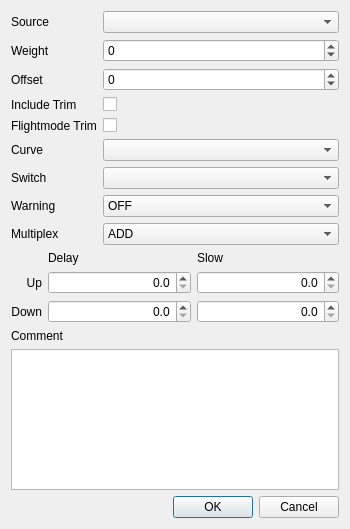
Old version of the form src/eepskye/src/mixerdialog.ui in the repository xhorizont/eepe.
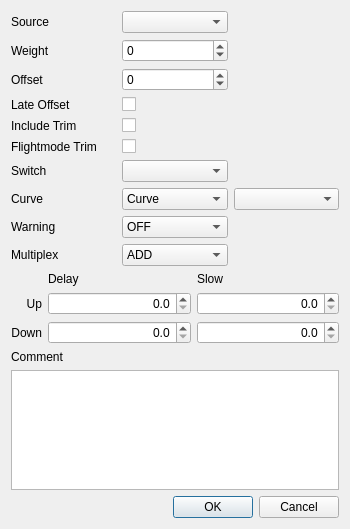
New version of the form. Icons and pictures are not drawn.

```diff
--- a/src/eepskye/src/mixerdialog.ui
+++ b/src/eepskye/src/mixerdialog.ui
@@ -18,210 +18,6 @@
     <normaloff>:/icon.png</normaloff>:/icon.png</iconset>
   </property>
   <layout class="QGridLayout" name="gridLayout_2">
-   <item row="0" column="0">
-    <layout class="QFormLayout" name="formLayout">
-     <property name="fieldGrowthPolicy">
-      <enum>QFormLayout::AllNonFixedFieldsGrow</enum>
-     </property>
-     <item row="0" column="0">
-      <widget class="QLabel" name="label_2">
-       <property name="text">
-        <string>Source</string>
-       </property>
-      </widget>
-     </item>
-     <item row="0" column="1">
-      <widget class="QComboBox" name="sourceCB">
-       <property name="whatsThis">
-        <string>The source for the mixer</string>
-       </property>
-      </widget>
-     </item>
-     <item row="1" column="0">
-      <widget class="QLabel" name="label_3">
-       <property name="text">
-        <string>Weight</string>
-       </property>
-      </widget>
-     </item>
-     <item row="1" column="1">
-      <widget class="QSpinBox" name="weightSB">
-       <property name="whatsThis">
-        <string>The value of the mixer is multiplied by this value and divided by 100.</string>
-       </property>
-       <property name="alignment">
-        <set>Qt::AlignLeading|Qt::AlignLeft|Qt::AlignVCenter</set>
-       </property>
-       <property name="minimum">
-        <number>-125</number>
-       </property>
-       <property name="maximum">
-        <number>125</number>
-       </property>
-      </widget>
-     </item>
-     <item row="2" column="0">
-      <widget class="QLabel" name="offset_label">
-       <property name="text">
-        <string>Offset</string>
-       </property>
-      </widget>
-     </item>
-     <item row="2" column="1">
-      <widget class="QSpinBox" name="offsetSB">
-       <property name="whatsThis">
-        <string>&lt;!DOCTYPE HTML PUBLIC &quot;-//W3C//DTD HTML 4.0//EN&quot; &quot;http://www.w3.org/TR/REC-html40/strict.dtd&quot;&gt;
-&lt;html&gt;&lt;head&gt;&lt;meta name=&quot;qrichtext&quot; content=&quot;1&quot; /&gt;&lt;style type=&quot;text/css&quot;&gt;
-p, li { white-space: pre-wrap; }
-&lt;/style&gt;&lt;/head&gt;&lt;body style=&quot; font-family:'MS Shell Dlg 2'; font-size:8.25pt; font-weight:400; font-style:normal;&quot;&gt;
-&lt;p style=&quot; margin-top:0px; margin-bottom:0px; margin-left:0px; margin-right:0px; -qt-block-indent:0; text-indent:0px;&quot;&gt;This value is added to the &lt;span style=&quot; font-weight:600;&quot;&gt;input &lt;/span&gt;of the mixer.&lt;/p&gt;&lt;/body&gt;&lt;/html&gt;</string>
-       </property>
-       <property name="alignment">
-        <set>Qt::AlignLeading|Qt::AlignLeft|Qt::AlignVCenter</set>
-       </property>
-       <property name="minimum">
-        <number>-125</number>
-       </property>
-       <property name="maximum">
-        <number>125</number>
-       </property>
-      </widget>
-     </item>
-     <item row="3" column="0">
-      <widget class="QLabel" name="label_5">
-       <property name="text">
-        <string>Include Trim</string>
-       </property>
-      </widget>
-     </item>
-     <item row="3" column="1">
-      <widget class="QCheckBox" name="trimChkB">
-       <property name="whatsThis">
-        <string>If checked - will add the trim from the source (if available)</string>
-       </property>
-       <property name="text">
-        <string/>
-       </property>
-      </widget>
-     </item>
-     <item row="5" column="0">
-      <widget class="QLabel" name="label_6">
-       <property name="text">
-        <string>Curve</string>
-       </property>
-      </widget>
-     </item>
-     <item row="5" column="1">
-      <widget class="QComboBox" name="curvesCB">
-       <property name="whatsThis">
-        <string>The curve used by the mix</string>
-       </property>
-      </widget>
-     </item>
-     <item row="6" column="0">
-      <widget class="QLabel" name="label_7">
-       <property name="text">
-        <string>Switch</string>
-       </property>
-      </widget>
-     </item>
-     <item row="6" column="1">
-      <widget class="QComboBox" name="switchesCB">
-       <property name="whatsThis">
-        <string>Switch used by the mix.
-If blank then the mix is considered to be &quot;ON&quot; all the time.</string>
-       </property>
-      </widget>
-     </item>
-     <item row="7" column="0">
-      <widget class="QLabel" name="label_8">
-       <property name="text">
-        <string>Warning</string>
-       </property>
-      </widget>
-     </item>
-     <item row="7" column="1">
-      <widget class="QComboBox" name="warningCB">
-       <property name="whatsThis">
-        <string>Mixer warning.
-Setting this value will cause a beep to be emmitted when this value is active.</string>
-       </property>
-       <item>
-        <property name="text">
-         <string>OFF</string>
-        </property>
-       </item>
-       <item>
-        <property name="text">
-         <string>1 Beep</string>
-        </property>
-       </item>
-       <item>
-        <property name="text">
-         <string>2 Beep</string>
-        </property>
-       </item>
-       <item>
-        <property name="text">
-         <string>3 Beep</string>
-        </property>
-       </item>
-      </widget>
-     </item>
-     <item row="8" column="0">
-      <widget class="QLabel" name="label_9">
-       <property name="text">
-        <string>Multiplex</string>
-       </property>
-      </widget>
-     </item>
-     <item row="8" column="1">
-      <widget class="QComboBox" name="mltpxCB">
-       <property name="whatsThis">
-        <string>Multiplexer
-
-This determines how mixer values are added.
-
-&quot;+&quot; means the value of the current mix is added to the previous mixes in the same channel.
-&quot;*&quot; means the value of the current mix is amultiplied with the previous mixes in the same channel.
-&quot;R&quot; means the value replaces the previous values.  If the switch is off the value will be ignored.</string>
-       </property>
-       <item>
-        <property name="text">
-         <string>ADD</string>
-        </property>
-       </item>
-       <item>
-        <property name="text">
-         <string>MULTIPLY</string>
-        </property>
-       </item>
-       <item>
-        <property name="text">
-         <string>REPLACE</string>
-        </property>
-       </item>
-      </widget>
-     </item>
-     <item row="4" column="0">
-      <widget class="QLabel" name="label_10">
-       <property name="text">
-        <string>Flightmode Trim</string>
-       </property>
-      </widget>
-     </item>
-     <item row="4" column="1">
-      <widget class="QCheckBox" name="FMtrimChkB">
-       <property name="whatsThis">
-        <string>If checked - will add the trim from the source (if available)</string>
-       </property>
-       <property name="text">
-        <string/>
-       </property>
-      </widget>
-     </item>
-    </layout>
-   </item>
    <item row="1" column="0">
     <layout class="QGridLayout" name="gridLayout" columnstretch="0,1,1">
      <item row="1" column="1">
@@ -389,7 +185,7 @@
      </item>
     </layout>
    </item>
-   <item row="5" column="0">
+   <item row="6" column="0">
     <widget class="QDialogButtonBox" name="buttonBox">
      <property name="orientation">
       <enum>Qt::Horizontal</enum>
@@ -399,7 +195,7 @@
      </property>
     </widget>
    </item>
-   <item row="2" column="0">
+   <item row="3" column="0">
     <spacer name="verticalSpacer_2">
      <property name="orientation">
       <enum>Qt::Vertical</enum>
@@ -412,16 +208,251 @@
      </property>
     </spacer>
    </item>
-   <item row="4" column="0">
+   <item row="5" column="0">
     <widget class="QPlainTextEdit" name="mixerComment"/>
    </item>
-   <item row="3" column="0">
+   <item row="4" column="0">
     <widget class="QLabel" name="label">
      <property name="text">
       <string>Comment</string>
      </property>
     </widget>
    </item>
+   <item row="0" column="0">
+    <layout class="QGridLayout" name="gridLayout_3">
+     <item row="12" column="1">
+      <widget class="QLabel" name="label_9">
+       <property name="text">
+        <string>Multiplex</string>
+       </property>
+      </widget>
+     </item>
+     <item row="10" column="2">
+      <widget class="QComboBox" name="warningCB">
+       <property name="whatsThis">
+        <string>Mixer warning.
+Setting this value will cause a beep to be emmitted when this value is active.</string>
+       </property>
+       <item>
+        <property name="text">
+         <string>OFF</string>
+        </property>
+       </item>
+       <item>
+        <property name="text">
+         <string>1 Beep</string>
+        </property>
+       </item>
+       <item>
+        <property name="text">
+         <string>2 Beep</string>
+        </property>
+       </item>
+       <item>
+        <property name="text">
+         <string>3 Beep</string>
+        </property>
+       </item>
+      </widget>
+     </item>
+     <item row="6" column="1">
+      <widget class="QLabel" name="label_7">
+       <property name="text">
+        <string>Switch</string>
+       </property>
+      </widget>
+     </item>
+     <item row="5" column="2">
+      <widget class="QCheckBox" name="FMtrimChkB">
+       <property name="whatsThis">
+        <string>If checked - will add the trim from the source (if available)</string>
+       </property>
+       <property name="text">
+        <string/>
+       </property>
+      </widget>
+     </item>
+     <item row="5" column="1">
+      <widget class="QLabel" name="label_10">
+       <property name="text">
+        <string>Flightmode Trim</string>
+       </property>
+      </widget>
+     </item>
+     <item row="4" column="1">
+      <widget class="QLabel" name="label_5">
+       <property name="text">
+        <string>Include Trim</string>
+       </property>
+      </widget>
+     </item>
+     <item row="2" column="1">
+      <widget class="QLabel" name="offset_label">
+       <property name="text">
+        <string>Offset</string>
+       </property>
+      </widget>
+     </item>
+     <item row="2" column="2">
+      <widget class="QSpinBox" name="offsetSB">
+       <property name="whatsThis">
+        <string>&lt;!DOCTYPE HTML PUBLIC &quot;-//W3C//DTD HTML 4.0//EN&quot; &quot;http://www.w3.org/TR/REC-html40/strict.dtd&quot;&gt;
+&lt;html&gt;&lt;head&gt;&lt;meta name=&quot;qrichtext&quot; content=&quot;1&quot; /&gt;&lt;style type=&quot;text/css&quot;&gt;
+p, li { white-space: pre-wrap; }
+&lt;/style&gt;&lt;/head&gt;&lt;body style=&quot; font-family:'MS Shell Dlg 2'; font-size:8.25pt; font-weight:400; font-style:normal;&quot;&gt;
+&lt;p style=&quot; margin-top:0px; margin-bottom:0px; margin-left:0px; margin-right:0px; -qt-block-indent:0; text-indent:0px;&quot;&gt;This value is added to the &lt;span style=&quot; font-weight:600;&quot;&gt;input &lt;/span&gt;of the mixer.&lt;/p&gt;&lt;/body&gt;&lt;/html&gt;</string>
+       </property>
+       <property name="alignment">
+        <set>Qt::AlignLeading|Qt::AlignLeft|Qt::AlignVCenter</set>
+       </property>
+       <property name="minimum">
+        <number>-125</number>
+       </property>
+       <property name="maximum">
+        <number>125</number>
+       </property>
+      </widget>
+     </item>
+     <item row="1" column="1">
+      <widget class="QLabel" name="label_3">
+       <property name="text">
+        <string>Weight</string>
+       </property>
+      </widget>
+     </item>
+     <item row="0" column="1">
+      <widget class="QLabel" name="label_2">
+       <property name="text">
+        <string>Source</string>
+       </property>
+      </widget>
+     </item>
+     <item row="1" column="2">
+      <widget class="QSpinBox" name="weightSB">
+       <property name="whatsThis">
+        <string>The value of the mixer is multiplied by this value and divided by 100.</string>
+       </property>
+       <property name="alignment">
+        <set>Qt::AlignLeading|Qt::AlignLeft|Qt::AlignVCenter</set>
+       </property>
+       <property name="minimum">
+        <number>-125</number>
+       </property>
+       <property name="maximum">
+        <number>125</number>
+       </property>
+      </widget>
+     </item>
+     <item row="0" column="2">
+      <widget class="QComboBox" name="sourceCB">
+       <property name="whatsThis">
+        <string>The source for the mixer</string>
+       </property>
+      </widget>
+     </item>
+     <item row="10" column="1">
+      <widget class="QLabel" name="label_8">
+       <property name="text">
+        <string>Warning</string>
+       </property>
+      </widget>
+     </item>
+     <item row="8" column="1">
+      <widget class="QLabel" name="label_6">
+       <property name="text">
+        <string>Curve</string>
+       </property>
+      </widget>
+     </item>
+     <item row="12" column="2">
+      <widget class="QComboBox" name="mltpxCB">
+       <property name="whatsThis">
+        <string>Multiplexer
+
+This determines how mixer values are added.
+
+&quot;+&quot; means the value of the current mix is added to the previous mixes in the same channel.
+&quot;*&quot; means the value of the current mix is amultiplied with the previous mixes in the same channel.
+&quot;R&quot; means the value replaces the previous values.  If the switch is off the value will be ignored.</string>
+       </property>
+       <item>
+        <property name="text">
+         <string>ADD</string>
+        </property>
+       </item>
+       <item>
+        <property name="text">
+         <string>MULTIPLY</string>
+        </property>
+       </item>
+       <item>
+        <property name="text">
+         <string>REPLACE</string>
+        </property>
+       </item>
+      </widget>
+     </item>
+     <item row="8" column="3">
+      <widget class="QComboBox" name="curvesCB">
+       <property name="whatsThis">
+        <string>The curve used by the mix</string>
+       </property>
+      </widget>
+     </item>
+     <item row="8" column="2">
+      <widget class="QComboBox" name="diffcurveCB">
+       <property name="whatsThis">
+        <string>The curve used by the mix</string>
+       </property>
+       <item>
+        <property name="text">
+         <string>Curve</string>
+        </property>
+       </item>
+       <item>
+        <property name="text">
+         <string>Differential</string>
+        </property>
+       </item>
+      </widget>
+     </item>
+     <item row="6" column="2">
+      <widget class="QComboBox" name="switchesCB">
+       <property name="whatsThis">
+        <string>Switch used by the mix.
+If blank then the mix is considered to be &quot;ON&quot; all the time.</string>
+       </property>
+      </widget>
+     </item>
+     <item row="4" column="2">
+      <widget class="QCheckBox" name="trimChkB">
+       <property name="whatsThis">
+        <string>If checked - will add the trim from the source (if available)</string>
+       </property>
+       <property name="text">
+        <string/>
+       </property>
+      </widget>
+     </item>
+     <item row="3" column="2">
+      <widget class="QCheckBox" name="lateOffsetChkB">
+       <property name="whatsThis">
+        <string>If checked - will add the trim from the source (if available)</string>
+       </property>
+       <property name="text">
+        <string/>
+       </property>
+      </widget>
+     </item>
+     <item row="3" column="1">
+      <widget class="QLabel" name="label_15">
+       <property name="text">
+        <string>Late Offset</string>
+       </property>
+      </widget>
+     </item>
+    </layout>
+   </item>
   </layout>
  </widget>
  <resources>
```
